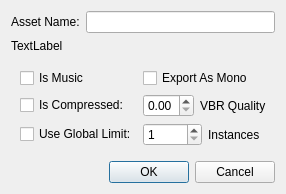
First picture: the form in Editor/src/Dialogs/DlgAssetProperties.ui, repository GameOverture/HarmonyEngine, before the edit.
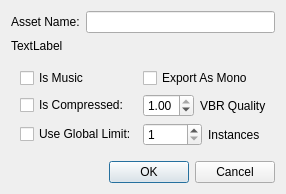
Second picture: the form after the edit.

```diff
--- a/Editor/src/Dialogs/DlgAssetProperties.ui
+++ b/Editor/src/Dialogs/DlgAssetProperties.ui
@@ -94,6 +94,9 @@
            <property name="maximum">
             <double>1.000000000000000</double>
            </property>
+           <property name="value">
+            <double>1.000000000000000</double>
+           </property>
           </widget>
          </item>
          <item>
```
